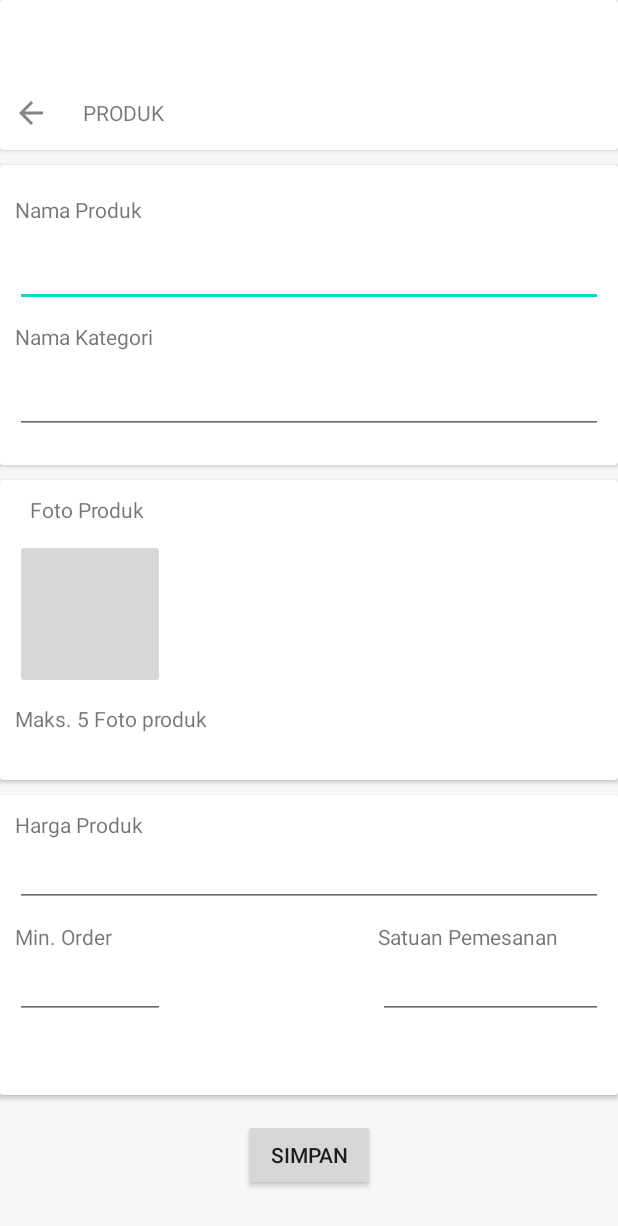
After one commit to XxxxReynaldi/PesenMlijo, an Android app: the layout tambah_produk.xml on its own in the app's theme, with its tools: preview values and no code run, on a phone screen of 412 x 824 dp. The commit adds this screen. Shown: the top 1226 px of the screen. Run offline under Robolectric (Android 15) with nearby library versions, the phone set to English and light mode, and no system bars.

Commit message:
task 02 - preview produk
belum terkoneksi database

```diff
--- /dev/null
+++ b/app/src/main/res/drawable-anydpi/ic_action_back.xml
@@ -0,0 +1,11 @@
+<vector xmlns:android="http://schemas.android.com/apk/res/android"
+    android:width="24dp"
+    android:height="24dp"
+    android:viewportWidth="24"
+    android:viewportHeight="24"
+    android:tint="#333333"
+    android:alpha="0.6">
+  <path
+      android:fillColor="@android:color/white"
+      android:pathData="M20,11H7.83l5.59,-5.59L12,4l-8,8 8,8 1.41,-1.41L7.83,13H20v-2z"/>
+</vector>
--- a/app/src/main/res/layout/item_add_produk.xml
+++ b/app/src/main/res/layout/item_add_produk.xml
@@ -45,14 +45,14 @@
                 android:id="@+id/hargaP"
                 android:layout_width="wrap_content"
                 android:layout_height="20dp"
+                android:layout_below="@id/namaP"
                 android:layout_marginLeft="20dp"
                 android:layout_marginTop="10dp"
-            android:layout_below="@id/namaP"
                 android:layout_toRightOf="@id/image_produk"
                 android:fontFamily="@font/roboto_light"
                 android:text="@string/harga"
-            android:textSize="14sp"
-            android:textColor="#000000"/>
+                android:textColor="#000000"
+                android:textSize="14sp" />
 
         <Button
             android:id="@+id/lihat_produk"
--- /dev/null
+++ b/app/src/main/res/layout/tambah_produk.xml
@@ -0,0 +1,199 @@
+<?xml version="1.0" encoding="utf-8"?>
+<RelativeLayout xmlns:android="http://schemas.android.com/apk/res/android"
+    xmlns:tools="http://schemas.android.com/tools"
+    android:layout_width="match_parent"
+    android:layout_height="match_parent"
+    xmlns:app="http://schemas.android.com/apk/res-auto"
+    android:background="@color/cardview_shadow_end_color">
+
+
+    <androidx.cardview.widget.CardView
+        android:layout_width="match_parent"
+        android:layout_height="100dp"
+        android:id="@+id/cardt1">
+            <RelativeLayout
+                android:layout_width="match_parent"
+                android:layout_height="match_parent">
+                <ImageButton
+                    android:id="@+id/back"
+                    android:layout_width="30dp"
+                    android:layout_height="30dp"
+                    android:layout_marginBottom="10dp"
+                    android:layout_alignParentBottom="true"
+                    android:layout_marginStart="5dp"
+                    android:background="@android:color/transparent"
+                    android:src="@drawable/ic_action_back"/>
+                <TextView
+                    android:id="@+id/ptambah_produk"
+                    android:layout_width="wrap_content"
+                    android:layout_height="30dp"
+                    android:gravity="center"
+                    android:layout_alignParentBottom="true"
+                    android:layout_marginLeft="20dp"
+                    android:layout_marginBottom="10dp"
+                    android:layout_toRightOf="@+id/back"
+
+                    android:text="@string/produk" />
+
+
+            </RelativeLayout>
+        </androidx.cardview.widget.CardView>
+
+
+    <androidx.cardview.widget.CardView
+        android:id="@+id/cardt2"
+        android:layout_width="match_parent"
+        android:layout_height="200dp"
+        android:layout_below="@+id/cardt1"
+        android:layout_marginTop="10dp">
+
+        <RelativeLayout
+            android:layout_width="match_parent"
+            android:layout_height="match_parent"
+            android:layout_marginStart="10dp"
+            android:layout_marginEnd="10dp">
+
+
+            <TextView
+                android:id="@+id/tProduk"
+                android:layout_width="wrap_content"
+                android:layout_height="wrap_content"
+                android:layout_marginTop="20dp"
+                android:text="Nama Produk" />
+
+            <EditText
+                android:id="@+id/editTextNamaProduk"
+                android:layout_width="match_parent"
+                android:layout_height="wrap_content"
+                android:layout_below="@id/tProduk"
+                android:layout_marginTop="10dp"
+                android:ems="10"/>
+
+            <TextView
+                android:id="@+id/tKategori"
+                android:layout_width="wrap_content"
+                android:layout_height="wrap_content"
+                android:layout_below="@+id/editTextNamaProduk"
+                android:layout_marginTop="10dp"
+                android:text="Nama Kategori" />
+
+            <EditText
+                android:id="@+id/editTextKategori"
+                android:layout_width="match_parent"
+                android:layout_height="wrap_content"
+                android:layout_below="@+id/tKategori"
+                android:layout_marginTop="10dp"
+                android:ems="10"/>
+
+        </RelativeLayout>
+    </androidx.cardview.widget.CardView>
+
+    <androidx.cardview.widget.CardView
+        android:id="@+id/cardt3"
+        android:layout_width="match_parent"
+        android:layout_height="200dp"
+        android:layout_below="@id/cardt2"
+        android:layout_marginTop="10dp">
+        <RelativeLayout
+            android:layout_width="match_parent"
+            android:layout_height="match_parent"
+            android:layout_marginStart="10dp"
+            android:layout_marginEnd="10dp">
+
+            <TextView
+                android:id="@+id/tFotoProduk"
+                android:layout_width="wrap_content"
+                android:layout_height="wrap_content"
+                android:layout_marginTop="10dp"
+                android:layout_marginStart="10dp"
+                android:text="Foto Produk"/>
+
+            <ImageButton
+                android:id="@+id/btnFoto"
+                android:layout_width="100dp"
+                android:layout_height="100dp"
+                android:layout_marginTop="10dp"
+                android:layout_below="@+id/tFotoProduk"/>
+
+            <TextView
+                android:layout_width="wrap_content"
+                android:layout_height="wrap_content"
+                android:layout_below="@id/btnFoto"
+                android:layout_marginTop="10dp"
+
+                android:text="Maks. 5 Foto produk"/>
+
+
+        </RelativeLayout>
+    </androidx.cardview.widget.CardView>
+
+    <androidx.cardview.widget.CardView
+        android:layout_width="match_parent"
+        android:layout_height="200dp"
+        android:layout_below="@id/cardt3"
+        android:layout_marginTop="10dp">
+        <RelativeLayout
+            android:layout_width="match_parent"
+            android:layout_height="match_parent"
+            android:layout_marginStart="10dp"
+            android:layout_marginEnd="10dp">
+
+            <TextView
+                android:id="@+id/tHargaProduk"
+                android:layout_width="wrap_content"
+                android:layout_height="wrap_content"
+                android:layout_marginTop="10dp"
+                android:text="Harga Produk"/>
+
+            <EditText
+                android:id="@+id/editTextHargaProduk"
+                android:layout_width="match_parent"
+                android:layout_height="wrap_content"
+                android:layout_below="@id/tHargaProduk"/>
+
+            <TextView
+                android:id="@+id/tMinOrder"
+                android:layout_width="wrap_content"
+                android:layout_height="wrap_content"
+                android:layout_below="@+id/editTextHargaProduk"
+                android:layout_marginTop="10dp"
+                android:text="Min. Order"/>
+
+            <EditText
+                android:id="@+id/editTextMinOrder"
+                android:layout_width="100dp"
+                android:layout_height="wrap_content"
+                android:layout_below="@id/tMinOrder"/>
+
+            <TextView
+                android:id="@+id/tSatuan"
+                android:layout_width="wrap_content"
+                android:layout_height="wrap_content"
+                android:layout_below="@id/editTextHargaProduk"
+                android:layout_alignParentEnd="true"
+                android:layout_marginEnd="30dp"
+                android:layout_marginTop="10dp"
+                android:text="Satuan Pemesanan"/>
+
+            <EditText
+                android:id="@+id/editTextSatuan"
+                android:layout_width="150dp"
+                android:layout_height="wrap_content"
+                android:layout_alignParentRight="true"
+                android:layout_below="@id/tMinOrder"/>
+
+
+
+
+        </RelativeLayout>
+    </androidx.cardview.widget.CardView>
+
+    <Button
+        android:id="@+id/button"
+        android:layout_width="wrap_content"
+        android:layout_height="wrap_content"
+        android:layout_centerInParent="true"
+        android:layout_alignParentBottom="true"
+        android:layout_marginBottom="30dp"
+        android:text="SIMPAN" />
+</RelativeLayout>
--- a/app/src/main/res/values/strings.xml
+++ b/app/src/main/res/values/strings.xml
@@ -7,4 +7,9 @@
     <string name="menu_settings">Settings</string>
     <string name="tv_tes">AAA</string>
     <string name="stok_habis">stok habis</string>
+    <string name="produk">PRODUK</string>
+    <string name="jumlah_produk">Jumlah Produk</string>
+    <string name="tambah_produk">Tambah Produk</string>
+    <string name="filter">Filter</string>
+    <string name="daftar_produk">Daftar Produk</string>
 </resources>
--- a/app/src/main/res/values/styles.xml
+++ b/app/src/main/res/values/styles.xml
@@ -1,6 +1,6 @@
 <resources>
     <!-- Base application theme. -->
-    <style name="AppTheme" parent="Theme.AppCompat.Light.DarkActionBar">
+    <style name="AppTheme" parent="Theme.AppCompat.Light.NoActionBar">
         <!-- Customize your theme here. -->
         <item name="colorPrimary">@color/colorPrimary</item>
         <item name="colorPrimaryDark">@color/colorPrimaryDark</item>
```
Also changed, not shown: app/src/main/java/com/semutunic/pesenmlijo/activities/ProdukActivity.java (added, +71 -0 lines), app/src/main/java/com/semutunic/pesenmlijo/activities/ProdukAdapter.java (added, +77 -0 lines), app/src/main/java/com/semutunic/pesenmlijo/activities/ProdukModel.java (added, +52 -0 lines), app/src/main/res/layout/activity_produk.xml (added, +131 -0 lines), app/src/main/res/layout/produk.xml (deleted, +0 -49 lines), app/src/main/res/drawable-hdpi/ic_action_back.png (added), app/src/main/res/drawable-mdpi/ic_action_back.png (added), app/src/main/res/drawable-xhdpi/ic_action_back.png (added), app/src/main/res/drawable-xxhdpi/ic_action_back.png (added), app/src/main/res/drawable/produk.jpg (added). Lines whose indentation alone changed are shown as unchanged.
